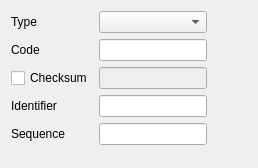
This is common/icmp.ui in pstavirs/ostinato as Qt 5 draws it before an edit. The edited form follows.
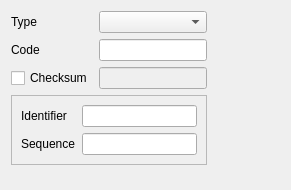
This is the edited form. Custom widgets are drawn as their Qt base class.

Commit message: Modified ICMP protocol such that the 'Id' and 'Seq' fields are shown and used only for those ICMP types that actually have those fields

The edit to the form file:
```diff
--- a/common/icmp.ui
+++ b/common/icmp.ui
@@ -5,8 +5,8 @@
    <rect>
     <x>0</x>
     <y>0</y>
-    <width>258</width>
-    <height>168</height>
+    <width>291</width>
+    <height>190</height>
    </rect>
   </property>
   <property name="windowTitle" >
@@ -66,7 +66,16 @@
      </property>
     </spacer>
    </item>
-   <item row="3" column="0" >
+   <item row="3" column="0" colspan="2" >
+    <widget class="QFrame" name="idSeqFrame" >
+     <property name="frameShape" >
+      <enum>QFrame::StyledPanel</enum>
+     </property>
+     <property name="frameShadow" >
+      <enum>QFrame::Plain</enum>
+     </property>
+     <layout class="QGridLayout" >
+      <item row="0" column="0" >
     <widget class="QLabel" name="label_4" >
      <property name="text" >
       <string>Identifier</string>
@@ -76,10 +85,10 @@
      </property>
     </widget>
    </item>
-   <item row="3" column="1" >
+      <item row="0" column="1" >
     <widget class="QLineEdit" name="idEdit" />
    </item>
-   <item row="4" column="0" >
+      <item row="1" column="0" >
     <widget class="QLabel" name="label_5" >
      <property name="text" >
       <string>Sequence</string>
@@ -89,18 +98,21 @@
      </property>
     </widget>
    </item>
-   <item row="4" column="1" >
+      <item row="1" column="1" >
     <widget class="QLineEdit" name="seqEdit" />
    </item>
-   <item row="5" column="1" >
+     </layout>
+    </widget>
+   </item>
+   <item row="4" column="0" colspan="2" >
     <spacer>
      <property name="orientation" >
       <enum>Qt::Vertical</enum>
      </property>
      <property name="sizeHint" >
       <size>
-       <width>20</width>
-       <height>40</height>
+       <width>137</width>
+       <height>16</height>
       </size>
      </property>
     </spacer>
```
Lines whose indentation alone changed are shown as unchanged. The commit also changes 4 other files.
